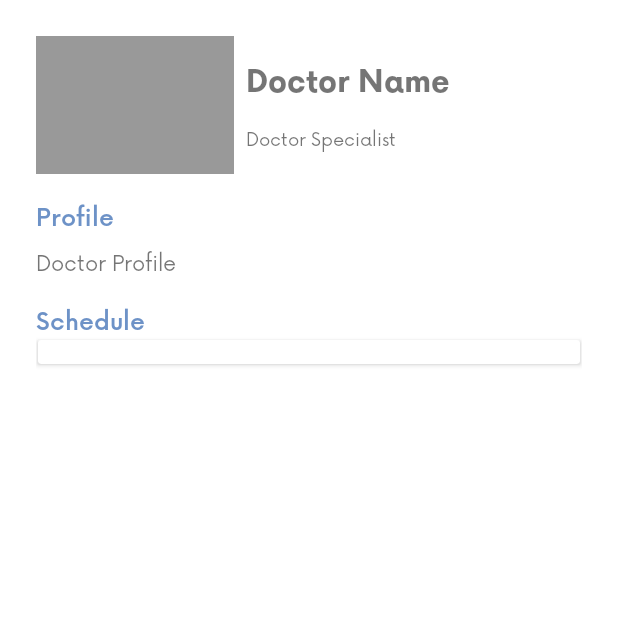
After one commit to lazuardiap/Langkah, an Android app: the DoctorDetailsActivity screen opened directly, with no data from a screen before it, on a phone screen of 412 x 824 dp, the top half of it. The commit adds this screen. Run offline under Robolectric (Android 15) with nearby library versions, the phone set to English and light mode, and no system bars.

Commit message:
Doctor Detail Page done, a light change in schedule section

```diff
--- a/app/build.gradle
+++ b/app/build.gradle
@@ -55,6 +55,7 @@ dependencies {
     implementation 'androidx.lifecycle:lifecycle-viewmodel-ktx:2.3.1'
 
     implementation "androidx.viewpager2:viewpager2:1.0.0"
+    implementation 'com.github.florent37:expansionpanel:1.2.4'
 
     //testing
     testImplementation "junit:junit:$junitVersion"
--- a/app/src/main/AndroidManifest.xml
+++ b/app/src/main/AndroidManifest.xml
@@ -11,7 +11,8 @@
         android:roundIcon="@mipmap/ic_launcher_round"
         android:supportsRtl="true"
         android:theme="@style/Theme.Langkah">
-        <activity android:name=".ui.hospital.HospitalDetailActivity"></activity>
+        <activity android:name=".ui.doctors.DoctorDetailsActivity"></activity>
+        <activity android:name=".ui.hospital.HospitalDetailActivity" />
         <activity android:name=".AppActivity" />
         <activity
             android:name=".LandingActivity"
--- /dev/null
+++ b/app/src/main/java/com/newshelter/langkah/data/ScheduleEntity.kt
@@ -0,0 +1,8 @@
+package com.newshelter.langkah.data
+
+data class ScheduleEntity(
+    var schId : String,
+    var hospitalId : String,
+    var doctorId : String,
+    var dayHour : ArrayList<String>
+)
--- /dev/null
+++ b/app/src/main/java/com/newshelter/langkah/ui/doctors/DoctorDetailsActivity.kt
@@ -0,0 +1,59 @@
+package com.newshelter.langkah.ui.doctors
+
+import androidx.appcompat.app.AppCompatActivity
+import android.os.Bundle
+import androidx.recyclerview.widget.LinearLayoutManager
+import com.newshelter.langkah.R
+import com.newshelter.langkah.data.ScheduleEntity
+import com.newshelter.langkah.databinding.ActivityDoctorDetailsBinding
+import com.newshelter.langkah.utils.DataDummy
+
+class DoctorDetailsActivity : AppCompatActivity() {
+
+    private lateinit var binding : ActivityDoctorDetailsBinding
+
+    companion object{
+        const val EXTRA_ID = "extra_id"
+    }
+
+    override fun onCreate(savedInstanceState: Bundle?) {
+        super.onCreate(savedInstanceState)
+        binding = ActivityDoctorDetailsBinding.inflate(layoutInflater)
+        setContentView(binding.root)
+
+        val extras = intent.extras
+
+        val dummy = DataDummy.generateDummyDoctors()
+
+        val dummySch = DataDummy.generateDummySchedule()
+
+        val doctorSch = ArrayList<ScheduleEntity>()
+
+        val hospitalScheduleAdapter = DoctorHospitalScheduleAdapter()
+
+
+        with(binding){
+            for (doctor in dummy){
+                if (doctor.doctorId == extras?.getString(EXTRA_ID)){
+                    tvDoctorName.text = doctor.doctorName
+                    tvDoctorSpecialist.text = doctor.doctorSpecialist
+                    tvProfile.text = doctor.doctorProfile
+                }
+            }
+
+            with(rvSchedule){
+                for (sch in dummySch){
+                    if (sch.doctorId == extras?.getString(EXTRA_ID)){
+                        doctorSch.add(sch)
+                    }
+
+                    hospitalScheduleAdapter.setSchedule(doctorSch)
+                    layoutManager = LinearLayoutManager(context)
+                    setHasFixedSize(true)
+                    adapter = hospitalScheduleAdapter
+                }
+            }
+        }
+
+    }
+}
--- /dev/null
+++ b/app/src/main/java/com/newshelter/langkah/ui/doctors/DoctorHospitalScheduleAdapter.kt
@@ -0,0 +1,59 @@
+package com.newshelter.langkah.ui.doctors
+
+import android.view.LayoutInflater
+import android.view.ViewGroup
+import androidx.recyclerview.widget.LinearLayoutManager
+import androidx.recyclerview.widget.RecyclerView
+import com.newshelter.langkah.data.ScheduleEntity
+import com.newshelter.langkah.databinding.ItemsHospitalScheduleBinding
+import com.newshelter.langkah.utils.DataDummy
+
+class DoctorHospitalScheduleAdapter : RecyclerView.Adapter<DoctorHospitalScheduleAdapter.DoctorHospitalVh>() {
+
+    private val listSchedule = ArrayList<ScheduleEntity>()
+
+    fun setSchedule(sch : List<ScheduleEntity>?){
+        if (sch == null) return
+        this.listSchedule.clear()
+        this.listSchedule.addAll(sch)
+    }
+
+    override fun onCreateViewHolder(parent: ViewGroup, viewType: Int): DoctorHospitalVh {
+        val binding = ItemsHospitalScheduleBinding.inflate(LayoutInflater.from(parent.context), parent, false)
+        return DoctorHospitalVh(binding)
+    }
+
+    override fun onBindViewHolder(holder: DoctorHospitalVh, position: Int) {
+        val sch = listSchedule[position]
+        holder.bind(sch)
+    }
+
+    override fun getItemCount(): Int = listSchedule.size
+
+    class DoctorHospitalVh (private val binding: ItemsHospitalScheduleBinding) : RecyclerView.ViewHolder(binding.root){
+
+        fun bind(sch : ScheduleEntity){
+            with(binding){
+
+                val listHospital = DataDummy.generateDummyHospital()
+
+                val dayHourAdapter = DoctorDayHourAdapter()
+
+                for (hospital in listHospital){
+                    if (hospital.hospitalId == sch.hospitalId){
+                        tvHospitalName.text = hospital.hospitalName
+
+                        with(rvDayHour){
+                            dayHourAdapter.setDayHour(sch.dayHour)
+                            layoutManager = LinearLayoutManager(context)
+                            setHasFixedSize(true)
+                            adapter = dayHourAdapter
+                        }
+
+                    }
+                }
+            }
+        }
+
+    }
+}
--- a/app/src/main/java/com/newshelter/langkah/ui/doctors/FullDoctorAdapter.kt
+++ b/app/src/main/java/com/newshelter/langkah/ui/doctors/FullDoctorAdapter.kt
@@ -1,5 +1,6 @@
 package com.newshelter.langkah.ui.doctors
 
+import android.content.Intent
 import android.view.LayoutInflater
 import android.view.ViewGroup
 import androidx.recyclerview.widget.RecyclerView
@@ -35,6 +36,11 @@ class FullDoctorAdapter : RecyclerView.Adapter<FullDoctorAdapter.FullDoctorVh>()
                 tvItemName.text = doctor.doctorName
                 tvItemSpecialist.text = doctor.doctorSpecialist
 
+                itemView.setOnClickListener {
+                    val i = Intent(itemView.context, DoctorDetailsActivity::class.java)
+                    i.putExtra(DoctorDetailsActivity.EXTRA_ID, doctor.doctorId)
+                    itemView.context.startActivity(i)
+                }
             }
         }
 
--- a/app/src/main/java/com/newshelter/langkah/utils/DataDummy.kt
+++ b/app/src/main/java/com/newshelter/langkah/utils/DataDummy.kt
@@ -1,9 +1,6 @@
 package com.newshelter.langkah.utils
 
-import com.newshelter.langkah.data.DoctorsEntity
-import com.newshelter.langkah.data.HosptalEntity
-import com.newshelter.langkah.data.PolyclinicsEntity
-import com.newshelter.langkah.data.RoomEntity
+import com.newshelter.langkah.data.*
 
 object DataDummy {
 
@@ -173,4 +170,50 @@ object DataDummy {
 
         return room
     }
+
+    fun generateDummySchedule() : List<ScheduleEntity>{
+        val sch = ArrayList<ScheduleEntity>()
+
+        sch.add(
+            ScheduleEntity(
+                "sch-01",
+                "hos-01",
+                "doc-01",
+                arrayListOf("Monday 09:00-12:00", "Tuesday 12:00-15:00")
+            )
+        )
+
+
+        sch.add(
+            ScheduleEntity(
+                "sch-02",
+                "hos-02",
+                "doc-01",
+                arrayListOf("Tuesday 12:00-15:00", "Wednesday 12:00-15:00")
+            )
+        )
+
+        sch.add(
+            ScheduleEntity(
+                "sch-03",
+                "hos-01",
+                "doc-02",
+                arrayListOf("Tuesday 12:00-15:00", "Thursday 12:00-15:00")
+            )
+        )
+
+
+        sch.add(
+            ScheduleEntity(
+                "sch-04",
+                "hos-02",
+                "doc-02",
+                arrayListOf("Friday 12:00-15:00")
+            )
+        )
+
+
+
+        return sch
+    }
 }
--- /dev/null
+++ b/app/src/main/res/layout/activity_doctor_details.xml
@@ -0,0 +1,110 @@
+<?xml version="1.0" encoding="utf-8"?>
+<androidx.constraintlayout.widget.ConstraintLayout xmlns:android="http://schemas.android.com/apk/res/android"
+    xmlns:app="http://schemas.android.com/apk/res-auto"
+    xmlns:tools="http://schemas.android.com/tools"
+    android:layout_width="match_parent"
+    android:layout_height="match_parent"
+    android:padding="24dp"
+    tools:context=".ui.doctors.DoctorDetailsActivity">
+
+    <androidx.appcompat.widget.AppCompatImageView
+        android:id="@+id/doctors_img"
+        android:layout_width="132dp"
+        android:layout_height="92dp"
+        android:src="@color/grey"
+        app:layout_constraintTop_toTopOf="parent"
+        app:layout_constraintLeft_toLeftOf="parent"/>
+
+    <com.google.android.material.textview.MaterialTextView
+        android:id="@+id/tv_doctor_name"
+        android:layout_width="wrap_content"
+        android:layout_height="wrap_content"
+        android:fontFamily="@font/now_bold"
+        android:textSize="20sp"
+        android:layout_marginStart="8dp"
+        app:layout_constraintTop_toTopOf="@+id/doctors_img"
+        app:layout_constraintLeft_toRightOf="@id/doctors_img"
+        app:layout_constraintBottom_toTopOf="@id/tv_doctor_specialist"
+        android:text="@string/doctor_name"/>
+
+    <com.google.android.material.textview.MaterialTextView
+        android:id="@+id/tv_doctor_specialist"
+        android:layout_width="0dp"
+        android:layout_height="wrap_content"
+        android:fontFamily="@font/now_regular"
+        android:textSize="12sp"
+        app:layout_constraintTop_toBottomOf="@id/tv_doctor_name"
+        app:layout_constraintLeft_toLeftOf="@id/tv_doctor_name"
+        app:layout_constraintRight_toRightOf="parent"
+        app:layout_constraintBottom_toBottomOf="@id/doctors_img"
+        android:text="@string/doctor_specialist"/>
+
+    <com.google.android.material.textview.MaterialTextView
+        android:id="@+id/profile_text"
+        android:layout_width="0dp"
+        android:layout_height="wrap_content"
+        android:layout_marginTop="16dp"
+        android:fontFamily="@font/now_medium"
+        android:textColor="@color/blue_accent"
+        android:textSize="16sp"
+        app:layout_constraintTop_toBottomOf="@+id/doctors_img"
+        app:layout_constraintStart_toStartOf="parent"
+        android:text="@string/doctor_profile_text"/>
+
+    <com.google.android.material.textview.MaterialTextView
+        android:id="@+id/tv_profile"
+        android:layout_width="0dp"
+        android:layout_height="wrap_content"
+        android:fontFamily="@font/now_regular"
+        android:layout_marginTop="8dp"
+        app:layout_constraintTop_toBottomOf="@id/profile_text"
+        app:layout_constraintStart_toStartOf="parent"
+        app:layout_constraintEnd_toEndOf="parent"
+        android:text="@string/tv_doctor_profile"/>
+
+    <com.google.android.material.textview.MaterialTextView
+        android:id="@+id/schedule_text"
+        android:layout_width="0dp"
+        android:layout_height="wrap_content"
+        android:layout_marginTop="16dp"
+        android:fontFamily="@font/now_medium"
+        android:textColor="@color/blue_accent"
+        android:textSize="16sp"
+        app:layout_constraintTop_toBottomOf="@id/tv_profile"
+        app:layout_constraintStart_toStartOf="parent"
+        android:text="@string/doctor_schedule_text"/>
+
+    <androidx.cardview.widget.CardView
+        android:id="@+id/cv_schedule"
+        android:layout_width="match_parent"
+        android:layout_height="wrap_content"
+        android:layout_margin="1dp"
+        app:layout_constraintTop_toBottomOf="@id/schedule_text">
+        <androidx.recyclerview.widget.RecyclerView
+            android:id="@+id/rv_schedule"
+            android:layout_width="match_parent"
+            android:layout_marginTop="16dp"
+            android:layout_height="wrap_content"
+            app:layout_constraintTop_toBottomOf="@id/schedule_text"
+            tools:listitem="@layout/items_hospital_schedule"/>
+    </androidx.cardview.widget.CardView>
+
+
+    <ProgressBar
+        android:id="@+id/progress_bar"
+        style="?android:attr/progressBarStyle"
+        android:layout_width="wrap_content"
+        android:layout_height="wrap_content"
+        android:layout_marginStart="8dp"
+        android:layout_marginTop="8dp"
+        android:layout_marginEnd="8dp"
+        android:layout_marginBottom="8dp"
+        android:visibility="gone"
+        app:layout_constraintTop_toTopOf="@id/cv_schedule"
+        app:layout_constraintStart_toStartOf="@+id/cv_schedule"
+        app:layout_constraintEnd_toEndOf="@+id/cv_schedule"
+        app:layout_constraintBottom_toBottomOf="@id/cv_schedule"/>
+
+
+
+</androidx.constraintlayout.widget.ConstraintLayout>
--- a/app/src/main/res/values/strings.xml
+++ b/app/src/main/res/values/strings.xml
@@ -61,14 +61,18 @@
     <string name="facilities">Facilities</string>
     <string name="doctor_section">Doctor</string>
     <string name="poly_section">Polyclinics</string>
-    <string name="doctor_name">Doctor\'s Name</string>
-    <string name="doctor_specialist">Doctor\'s Specialist</string>
+    <string name="doctor_name">Doctor Name</string>
+    <string name="doctor_specialist">Doctor Specialist</string>
     <string name="see_rooms">See Rooms</string>
     <string name="view_all_doctors">View All Doctors</string>
     <string name="view_all_polys">View All Polyclinics</string>
-    <string name="polyclinics_name">Polyclinic\'s Name</string>
+    <string name="polyclinics_name">Polyclinic Name</string>
     <string name="doctors_page_title">The Doctors</string>
     <string name="doctors_page_desc">Here is the list of available doctors in the hospital!</string>
     <string name="search_doctor_hint">Search Doctor</string>
+    <string name="doctor_profile_text">Profile</string>
+    <string name="tv_doctor_profile">Doctor Profile</string>
+    <string name="doctor_schedule_text">Schedule</string>
+    <string name="sample_schedule">Monday 09:00 - 15:00</string>
 
 </resources>
```
Also changed, not shown: app/src/main/java/com/newshelter/langkah/ui/doctors/DoctorDayHourAdapter.kt (added, +37 -0 lines), app/src/main/java/com/newshelter/langkah/ui/doctors/SmallDoctorAdapter.kt (+7 -0 lines), app/src/main/res/layout/items_dayhour_schedule.xml (added, +19 -0 lines), app/src/main/res/layout/items_hospital_schedule.xml (added, +61 -0 lines).
